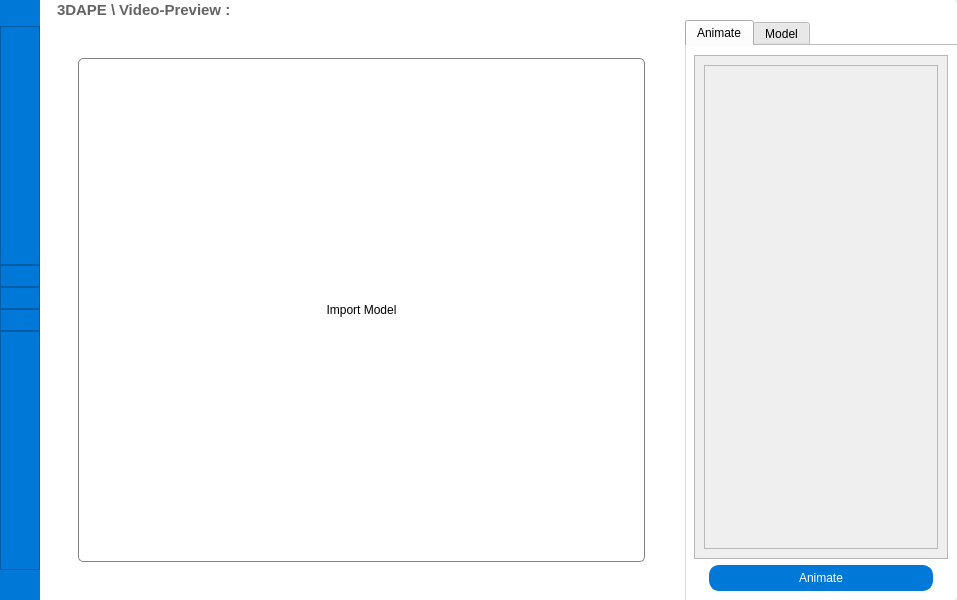
Old version of the form UI/Core.ui in the repository PixellQ/3DAPE.
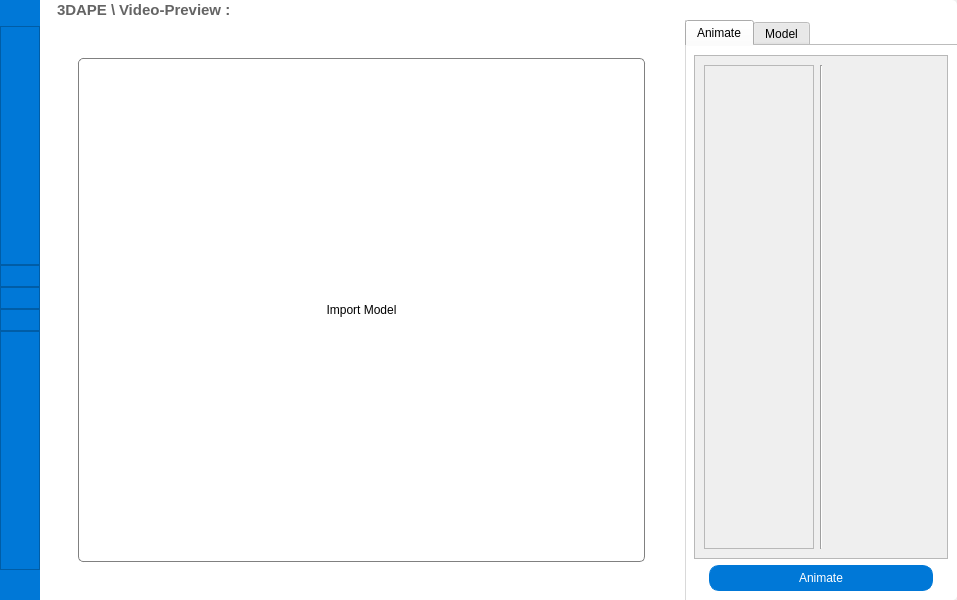
New version of the form. Icons and pictures are not drawn.

Patch:
```diff
--- a/UI/Core.ui
+++ b/UI/Core.ui
@@ -1488,9 +1488,9 @@
                                     <height>498</height>
                                    </rect>
                                   </property>
-                                  <layout class="QVBoxLayout" name="verticalLayout_9">
+                                  <layout class="QHBoxLayout" name="horizontalLayout_9">
                                    <item>
-                                    <widget class="QFrame" name="BoneDetailContainer">
+                                    <widget class="QFrame" name="BoneMPList">
                                      <property name="frameShape">
                                       <enum>QFrame::StyledPanel</enum>
                                      </property>
@@ -1500,6 +1500,16 @@
                                      <layout class="QVBoxLayout" name="verticalLayout_10"/>
                                     </widget>
                                    </item>
+                                   <item>
+                                    <widget class="Line" name="BoneMidLine">
+                                     <property name="orientation">
+                                      <enum>Qt::Vertical</enum>
+                                     </property>
+                                    </widget>
+                                   </item>
+                                   <item>
+                                    <widget class="QFrame" name="BoneModelList"/>
+                                   </item>
                                   </layout>
                                  </widget>
                                 </widget>
```
Left out of the diff: 4 changed lines with no effect on the pictures.
